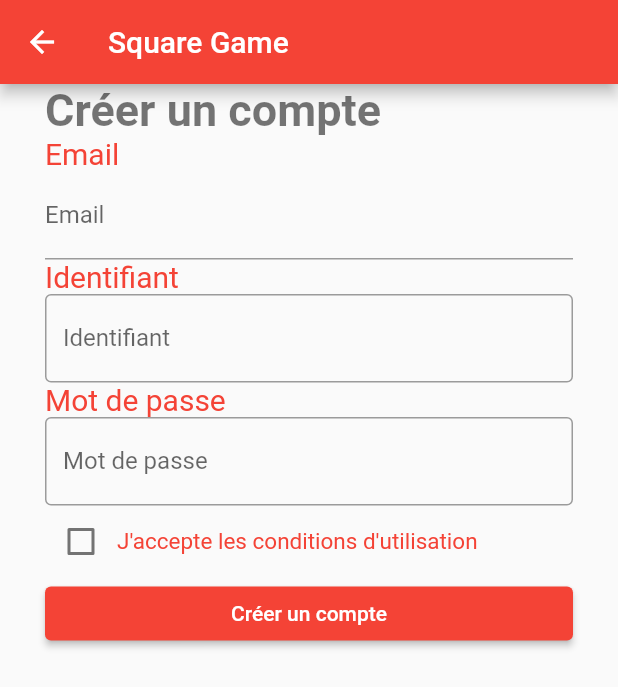
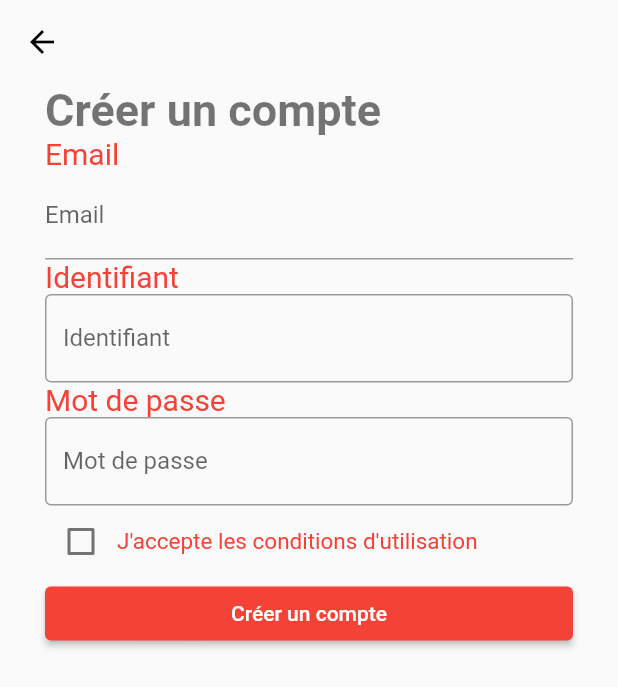
Before and after one commit to Benjamin-Catinella/SQ_Mobile, a Flutter app: the screen it shows after launch, after a tap on "Inscription", on a phone screen of 412 x 824 dp. Shown: the top 687 px of the screen. Run offline on Flutter 3.47's test engine with Material 2 defaults, Android fonts, the light colour scheme and no system bars; missing offline and left inert: dart:ffi.

Commit message:
Rajout de la navbar perdue

```diff
--- a/lib/main.dart
+++ b/lib/main.dart
@@ -16,6 +16,7 @@ class MyApp extends StatelessWidget {
   Widget build(BuildContext context) {
     return MaterialApp(
       home : Scaffold(
+        appBar: SquareGameAppBar(),
         resizeToAvoidBottomInset: false,
         body: LoginWidget(),
       )
--- a/lib/widgets/SquareGameAppBar.dart
+++ b/lib/widgets/SquareGameAppBar.dart
@@ -3,7 +3,9 @@ import 'package:flutter/material.dart';
 
 class SquareGameAppBar extends AppBar {
   SquareGameAppBar({super.key}) :
-        super(title: Text("Square Game"),
-          backgroundColor: Colors.red,
+        super(
+        shadowColor: Colors.transparent,
+          backgroundColor: Colors.transparent,
+        iconTheme: const IconThemeData(color: Colors.black),
       );
 }
```
